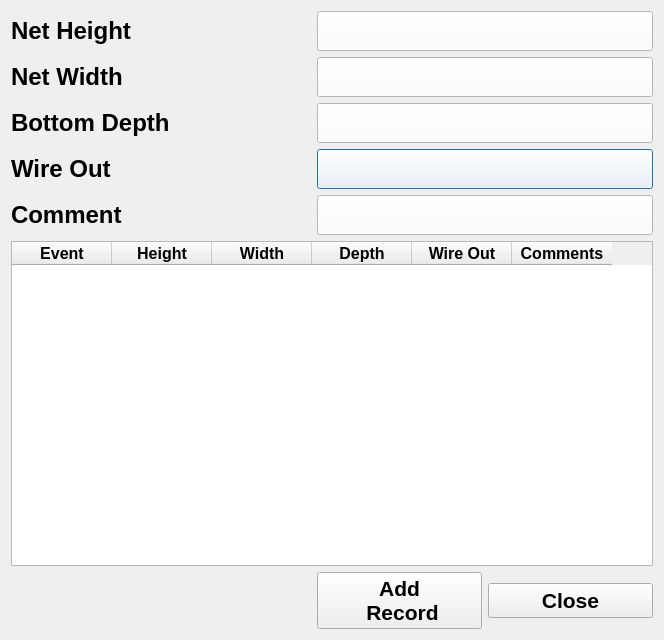
The window that ui/NetDlg_FEAT.ui (aliciabillings-noaa/CLAMS) describes before a commit, drawn with Qt 5.
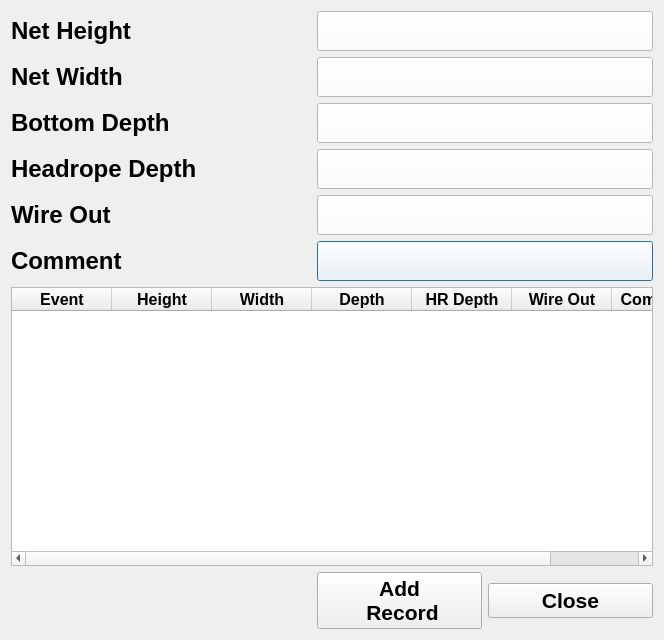
The same window after the commit.

Commit message: FEAT trawl form updates

Patch:
```diff
--- a/ui/NetDlg_FEAT.ui
+++ b/ui/NetDlg_FEAT.ui
@@ -16,67 +16,7 @@
   <layout class="QVBoxLayout" name="verticalLayout">
    <item>
     <layout class="QGridLayout" name="gridLayout_3">
-     <item row="3" column="1" colspan="2">
-      <widget class="QPushButton" name="pb_wo">
-       <property name="minimumSize">
-        <size>
-         <width>250</width>
-         <height>40</height>
-        </size>
-       </property>
-       <property name="maximumSize">
-        <size>
-         <width>1000</width>
-         <height>16777215</height>
-        </size>
-       </property>
-       <property name="font">
-        <font>
-         <pointsize>18</pointsize>
-         <bold>true</bold>
-        </font>
-       </property>
-       <property name="styleSheet">
-        <string notr="true">QWidget {
-    background-color: white;
-}</string>
-       </property>
-       <property name="text">
-        <string/>
-       </property>
-      </widget>
-     </item>
-     <item row="1" column="1" colspan="2">
-      <widget class="QPushButton" name="pb_nw">
-       <property name="minimumSize">
-        <size>
-         <width>250</width>
-         <height>40</height>
-        </size>
-       </property>
-       <property name="maximumSize">
-        <size>
-         <width>1000</width>
-         <height>16777215</height>
-        </size>
-       </property>
-       <property name="font">
-        <font>
-         <pointsize>18</pointsize>
-         <bold>true</bold>
-        </font>
-       </property>
-       <property name="styleSheet">
-        <string notr="true">QWidget {
-    background-color: white;
-}</string>
-       </property>
-       <property name="text">
-        <string/>
-       </property>
-      </widget>
-     </item>
-     <item row="5" column="0">
+     <item row="7" column="0">
       <widget class="QLabel" name="label">
        <property name="font">
         <font>
@@ -89,6 +29,42 @@
        </property>
       </widget>
      </item>
+     <item row="7" column="1" colspan="2">
+      <widget class="QPushButton" name="pb_com">
+       <property name="sizePolicy">
+        <sizepolicy hsizetype="MinimumExpanding" vsizetype="Fixed">
+         <horstretch>0</horstretch>
+         <verstretch>0</verstretch>
+        </sizepolicy>
+       </property>
+       <property name="minimumSize">
+        <size>
+         <width>0</width>
+         <height>40</height>
+        </size>
+       </property>
+       <property name="maximumSize">
+        <size>
+         <width>500</width>
+         <height>40</height>
+        </size>
+       </property>
+       <property name="font">
+        <font>
+         <pointsize>9</pointsize>
+         <bold>true</bold>
+        </font>
+       </property>
+       <property name="styleSheet">
+        <string notr="true">QWidget {
+    background-color: white;
+}</string>
+       </property>
+       <property name="text">
+        <string/>
+       </property>
+      </widget>
+     </item>
      <item row="1" column="0">
       <widget class="QLabel" name="label_5">
        <property name="minimumSize">
@@ -108,17 +84,55 @@
        </property>
       </widget>
      </item>
-     <item row="0" column="0">
-      <widget class="QLabel" name="label_4">
+     <item row="5" column="0">
+      <widget class="QLabel" name="label_8">
        <property name="minimumSize">
         <size>
          <width>300</width>
          <height>0</height>
+        </size>
+       </property>
+       <property name="font">
+        <font>
+         <pointsize>18</pointsize>
+         <bold>true</bold>
+        </font>
+       </property>
+       <property name="text">
+        <string>Wire Out</string>
+       </property>
+      </widget>
+     </item>
+     <item row="2" column="0">
+      <widget class="QLabel" name="label_6">
+       <property name="minimumSize">
+        <size>
+         <width>300</width>
+         <height>0</height>
+        </size>
+       </property>
+       <property name="font">
+        <font>
+         <pointsize>18</pointsize>
+         <bold>true</bold>
+        </font>
+       </property>
+       <property name="text">
+        <string>Bottom Depth</string>
+       </property>
+      </widget>
+     </item>
+     <item row="1" column="1" colspan="2">
+      <widget class="QPushButton" name="pb_nw">
+       <property name="minimumSize">
+        <size>
+         <width>250</width>
+         <height>40</height>
         </size>
        </property>
        <property name="maximumSize">
         <size>
-         <width>150</width>
+         <width>1000</width>
          <height>16777215</height>
         </size>
        </property>
@@ -128,12 +142,17 @@
          <bold>true</bold>
         </font>
        </property>
+       <property name="styleSheet">
+        <string notr="true">QWidget {
+    background-color: white;
+}</string>
+       </property>
        <property name="text">
-        <string>Net Height</string>
+        <string/>
        </property>
       </widget>
      </item>
-     <item row="6" column="0" colspan="3">
+     <item row="8" column="0" colspan="3">
       <widget class="QTableWidget" name="netTable">
        <property name="maximumSize">
         <size>
@@ -176,6 +195,11 @@
          <string>Depth</string>
         </property>
        </column>
+       <column>
+        <property name="text">
+         <string>HR Depth</string>
+        </property>
+       </column>
        <column>
         <property name="text">
          <string>Wire Out</string>
@@ -188,14 +212,70 @@
        </column>
       </widget>
      </item>
-     <item row="3" column="0">
-      <widget class="QLabel" name="label_8">
+     <item row="10" column="1">
+      <widget class="QPushButton" name="addRecordBtn">
+       <property name="minimumSize">
+        <size>
+         <width>165</width>
+         <height>35</height>
+        </size>
+       </property>
+       <property name="font">
+        <font>
+         <pointsize>16</pointsize>
+         <bold>true</bold>
+        </font>
+       </property>
+       <property name="text">
+        <string>Add
+ Record</string>
+       </property>
+      </widget>
+     </item>
+     <item row="5" column="1" colspan="2">
+      <widget class="QPushButton" name="pb_wo">
+       <property name="minimumSize">
+        <size>
+         <width>250</width>
+         <height>40</height>
+        </size>
+       </property>
+       <property name="maximumSize">
+        <size>
+         <width>1000</width>
+         <height>16777215</height>
+        </size>
+       </property>
+       <property name="font">
+        <font>
+         <pointsize>18</pointsize>
+         <bold>true</bold>
+        </font>
+       </property>
+       <property name="styleSheet">
+        <string notr="true">QWidget {
+    background-color: white;
+}</string>
+       </property>
+       <property name="text">
+        <string/>
+       </property>
+      </widget>
+     </item>
+     <item row="0" column="0">
+      <widget class="QLabel" name="label_4">
        <property name="minimumSize">
         <size>
          <width>300</width>
          <height>0</height>
         </size>
        </property>
+       <property name="maximumSize">
+        <size>
+         <width>150</width>
+         <height>16777215</height>
+        </size>
+       </property>
        <property name="font">
         <font>
          <pointsize>18</pointsize>
@@ -203,7 +283,7 @@
         </font>
        </property>
        <property name="text">
-        <string>Wire Out</string>
+        <string>Net Height</string>
        </property>
       </widget>
      </item>
@@ -240,7 +320,7 @@
        </property>
       </widget>
      </item>
-     <item row="8" column="2">
+     <item row="10" column="2">
       <widget class="QPushButton" name="okBtn">
        <property name="minimumSize">
         <size>
@@ -259,25 +339,6 @@
        </property>
       </widget>
      </item>
-     <item row="2" column="0">
-      <widget class="QLabel" name="label_6">
-       <property name="minimumSize">
-        <size>
-         <width>300</width>
-         <height>0</height>
-        </size>
-       </property>
-       <property name="font">
-        <font>
-         <pointsize>18</pointsize>
-         <bold>true</bold>
-        </font>
-       </property>
-       <property name="text">
-        <string>Bottom Depth</string>
-       </property>
-      </widget>
-     </item>
      <item row="2" column="1" colspan="2">
       <widget class="QPushButton" name="pb_bd">
        <property name="minimumSize">
@@ -308,29 +369,23 @@
        </property>
       </widget>
      </item>
-     <item row="5" column="1" colspan="2">
-      <widget class="QPushButton" name="pb_com">
-       <property name="sizePolicy">
-        <sizepolicy hsizetype="MinimumExpanding" vsizetype="Fixed">
-         <horstretch>0</horstretch>
-         <verstretch>0</verstretch>
-        </sizepolicy>
-       </property>
+     <item row="4" column="1" colspan="2">
+      <widget class="QPushButton" name="pb_hd">
        <property name="minimumSize">
         <size>
-         <width>0</width>
+         <width>250</width>
          <height>40</height>
         </size>
        </property>
        <property name="maximumSize">
         <size>
-         <width>500</width>
-         <height>40</height>
+         <width>1000</width>
+         <height>16777215</height>
         </size>
        </property>
        <property name="font">
         <font>
-         <pointsize>9</pointsize>
+         <pointsize>18</pointsize>
          <bold>true</bold>
         </font>
        </property>
@@ -344,23 +399,16 @@
        </property>
       </widget>
      </item>
-     <item row="8" column="1">
-      <widget class="QPushButton" name="addRecordBtn">
-       <property name="minimumSize">
-        <size>
-         <width>165</width>
-         <height>35</height>
-        </size>
-       </property>
+     <item row="4" column="0">
+      <widget class="QLabel" name="label_2">
        <property name="font">
         <font>
-         <pointsize>16</pointsize>
+         <pointsize>18</pointsize>
          <bold>true</bold>
         </font>
        </property>
        <property name="text">
-        <string>Add
- Record</string>
+        <string>Headrope Depth</string>
        </property>
       </widget>
      </item>
```
The commit also changes 4 other files.
